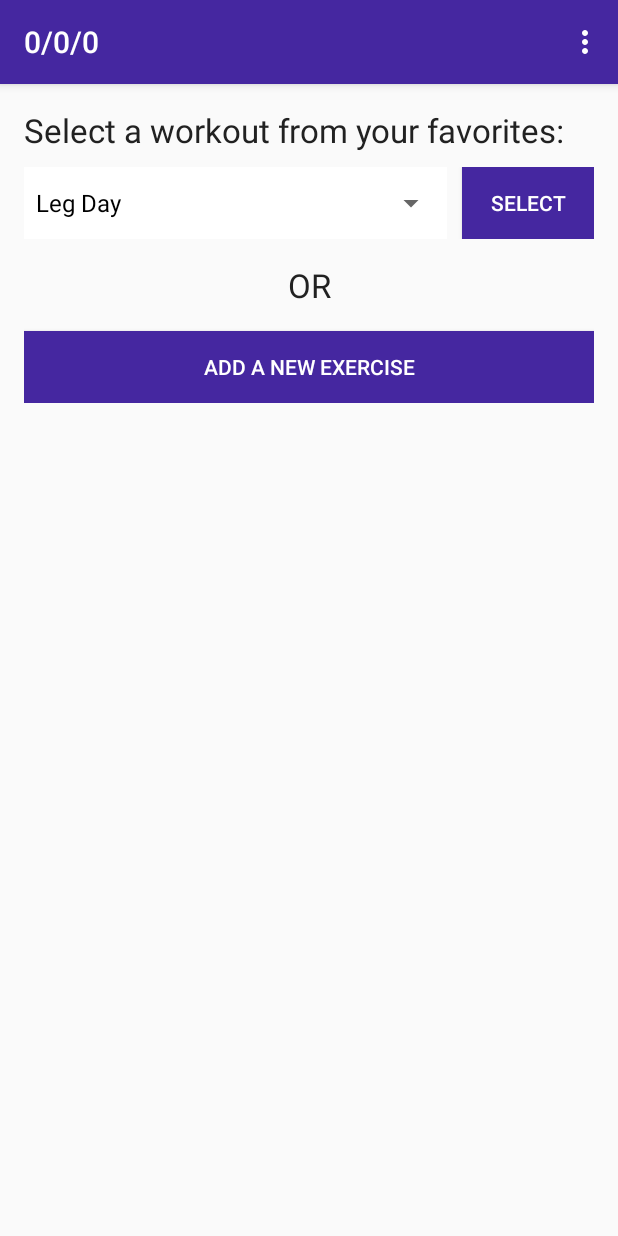
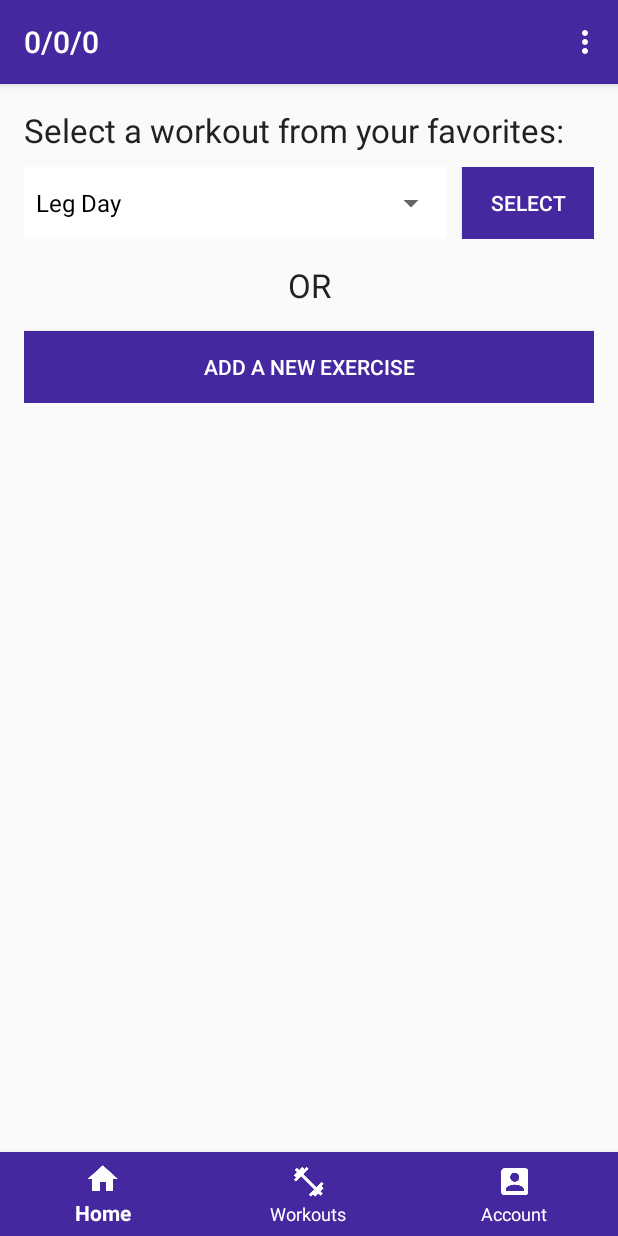
Before and after one commit to sheenanick/fitness-app, an Android app: the NewExerciseActivity screen opened directly, with no data from a screen before it, on a phone screen of 412 x 824 dp. Run offline under Robolectric (Android 15) with nearby library versions, the phone set to English and light mode, and no system bars; our stand-ins replace ButterKnife, Firebase (no records; nobody signed in at launch, a user with empty details on screens opened directly).

Commit message:
add bottom nav bar

```diff
--- a/app/src/main/res/layout/activity_new_exercise.xml
+++ b/app/src/main/res/layout/activity_new_exercise.xml
@@ -1,16 +1,16 @@
 <?xml version="1.0" encoding="utf-8"?>
-<LinearLayout xmlns:android="http://schemas.android.com/apk/res/android"
+<RelativeLayout xmlns:android="http://schemas.android.com/apk/res/android"
     xmlns:tools="http://schemas.android.com/tools"
     android:layout_width="match_parent"
     android:layout_height="match_parent"
-    android:orientation="vertical"
-    android:padding="16dp"
+    xmlns:app="http://schemas.android.com/apk/res-auto"
     tools:context="com.lifehackig.fitnessapp.ui.NewExerciseActivity">
 
     <LinearLayout
         android:id="@+id/workoutForm"
         android:layout_width="match_parent"
         android:layout_height="wrap_content"
+        android:padding="16dp"
         android:orientation="vertical">
 
         <TextView
@@ -75,6 +75,7 @@
         android:id="@+id/newExerciseForm"
         android:layout_width="match_parent"
         android:layout_height="wrap_content"
+        android:padding="16dp"
         android:visibility="gone"
         android:orientation="vertical">
 
@@ -205,4 +206,13 @@
         </LinearLayout>
     </LinearLayout>
 
-</LinearLayout>
+    <android.support.design.widget.BottomNavigationView
+        android:id="@+id/bottom_navigation"
+        android:layout_width="match_parent"
+        android:layout_height="wrap_content"
+        android:layout_alignParentBottom="true"
+        app:itemBackground="@color/colorPrimary"
+        app:itemIconTint="@drawable/selector"
+        app:itemTextColor="@drawable/selector"
+        app:menu="@menu/bottom_navigation_main" />
+</RelativeLayout>
```
